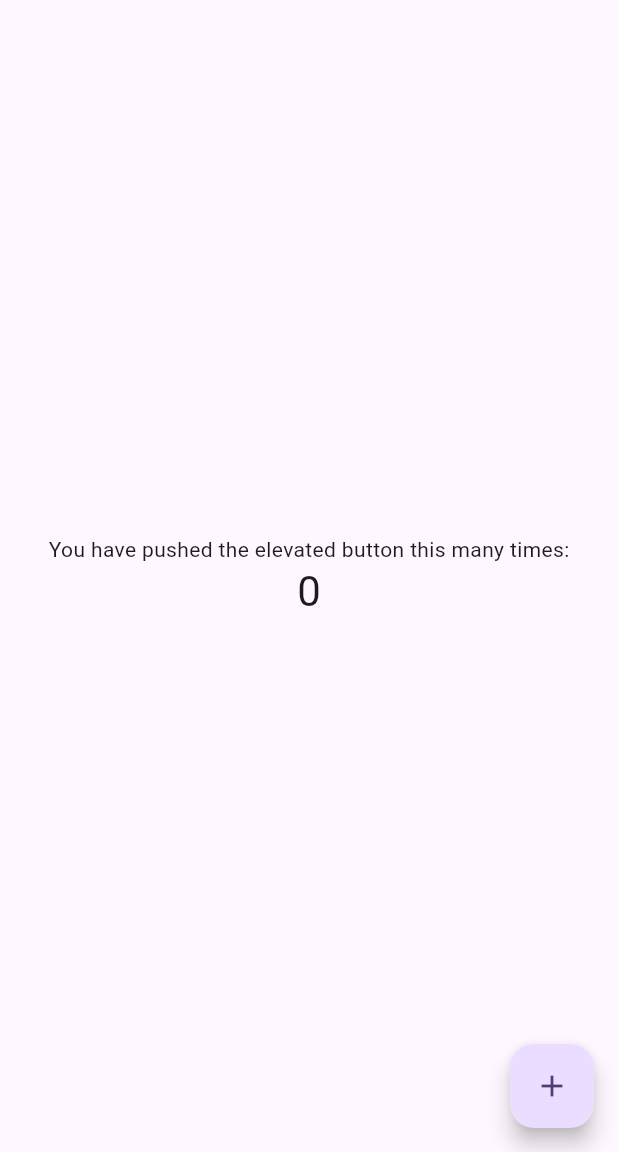
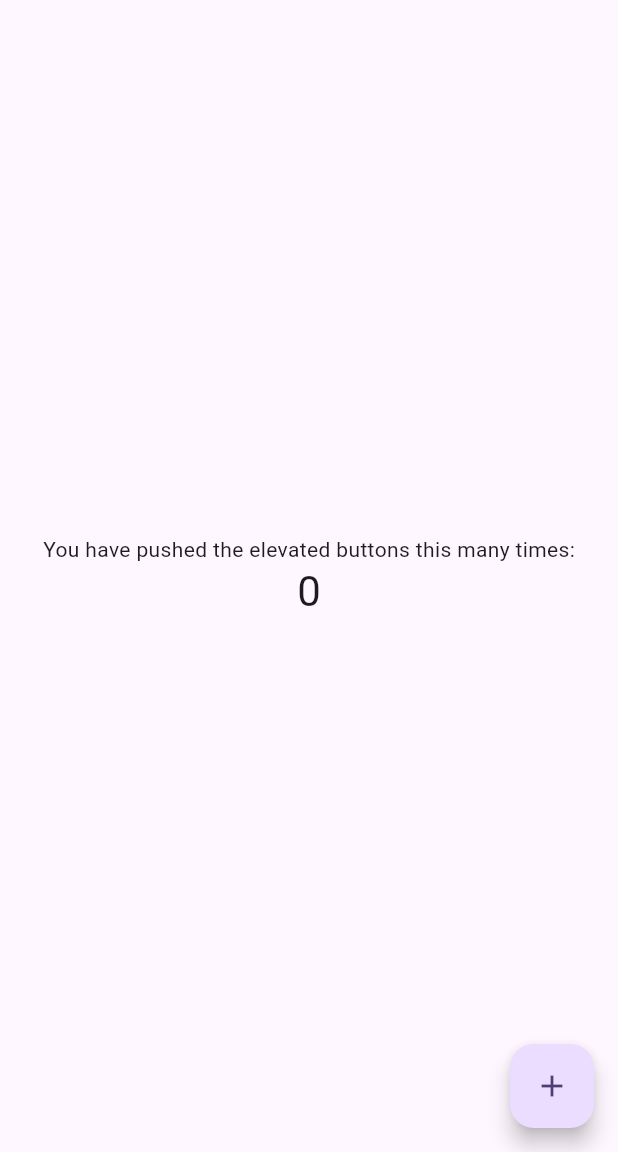
Before and after one commit to tomyamGTX/myfirstproject, a Flutter app: the screen it shows after launch, on a phone screen of 412 x 824 dp, the part 84-1236 px from its top. Run offline on Flutter 3.47's test engine with Material 2 defaults, Android fonts, the phone set to English and light mode, and no system bars.

Commit message:
Update main.dart

```diff
--- a/lib/main.dart
+++ b/lib/main.dart
@@ -106,7 +106,7 @@ class _MyHomePageState extends State<MyHomePage> {
           mainAxisAlignment: MainAxisAlignment.center,
           children: <Widget>[
             const Text(
-              'You have pushed the elevated button this many times:',
+              'You have pushed the elevated buttons this many times:',
             ),
             Text(
               '$_counter',
```
